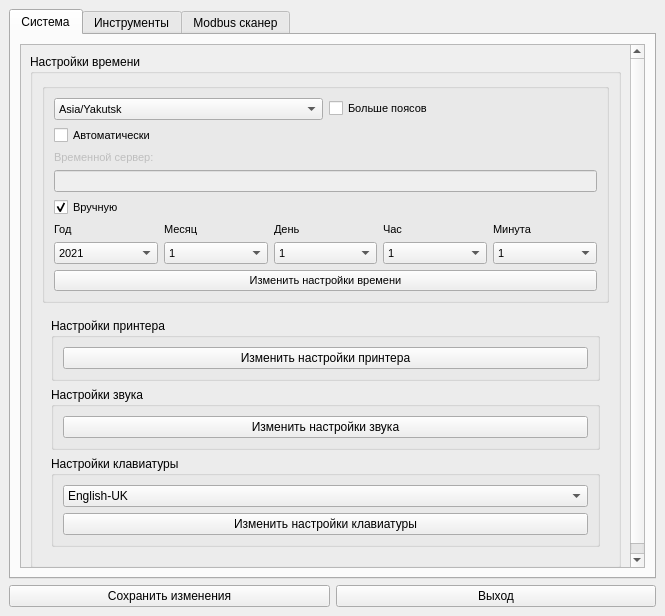
The window that resources/view/service/service_view.ui (ilyababich21/NIva1) describes before a commit, drawn with Qt 5.
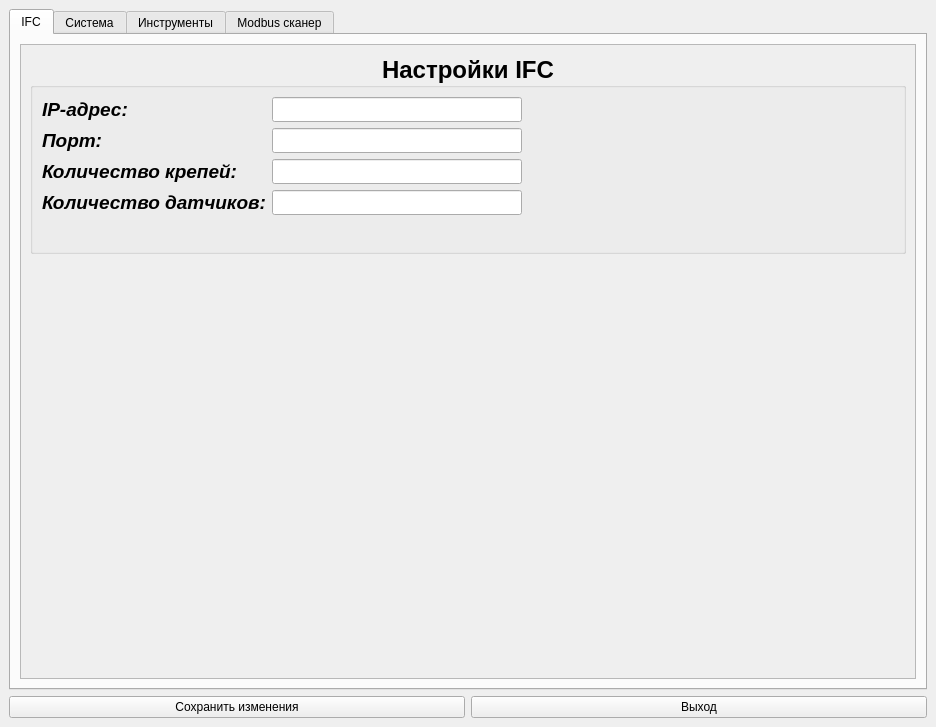
The same window after the commit. Icons and pictures are not drawn.

Patch:
```diff
--- a/resources/view/service/service_view.ui
+++ b/resources/view/service/service_view.ui
@@ -6,8 +6,8 @@
    <rect>
     <x>0</x>
     <y>0</y>
-    <width>665</width>
-    <height>616</height>
+    <width>936</width>
+    <height>727</height>
    </rect>
   </property>
   <property name="minimumSize">
@@ -99,6 +99,182 @@
       <property name="tabBarAutoHide">
        <bool>false</bool>
       </property>
+      <widget class="QWidget" name="tab_3">
+       <property name="font">
+        <font>
+         <pointsize>8</pointsize>
+         <weight>50</weight>
+         <italic>false</italic>
+         <bold>false</bold>
+         <underline>false</underline>
+         <stylestrategy>PreferDefault</stylestrategy>
+        </font>
+       </property>
+       <property name="cursor">
+        <cursorShape>ArrowCursor</cursorShape>
+       </property>
+       <attribute name="title">
+        <string>IFC</string>
+       </attribute>
+       <layout class="QGridLayout" name="gridLayout">
+        <item row="0" column="0">
+         <widget class="QScrollArea" name="scrollArea">
+          <property name="widgetResizable">
+           <bool>true</bool>
+          </property>
+          <widget class="QWidget" name="scrollAreaWidgetContents">
+           <property name="geometry">
+            <rect>
+             <x>0</x>
+             <y>0</y>
+             <width>892</width>
+             <height>632</height>
+            </rect>
+           </property>
+           <layout class="QGridLayout" name="gridLayout_2">
+            <item row="0" column="0">
+             <widget class="QGroupBox" name="groupBox_5">
+              <property name="maximumSize">
+               <size>
+                <width>16777215</width>
+                <height>200</height>
+               </size>
+              </property>
+              <property name="font">
+               <font>
+                <pointsize>18</pointsize>
+                <weight>75</weight>
+                <bold>true</bold>
+               </font>
+              </property>
+              <property name="autoFillBackground">
+               <bool>false</bool>
+              </property>
+              <property name="title">
+               <string>Настройки IFC</string>
+              </property>
+              <property name="alignment">
+               <set>Qt::AlignCenter</set>
+              </property>
+              <property name="flat">
+               <bool>false</bool>
+              </property>
+              <layout class="QFormLayout" name="formLayout">
+               <property name="labelAlignment">
+                <set>Qt::AlignLeading|Qt::AlignLeft|Qt::AlignVCenter</set>
+               </property>
+               <item row="1" column="1">
+                <widget class="QLineEdit" name="ip_address">
+                 <property name="maximumSize">
+                  <size>
+                   <width>250</width>
+                   <height>25</height>
+                  </size>
+                 </property>
+                </widget>
+               </item>
+               <item row="4" column="0">
+                <widget class="QLabel" name="label_4">
+                 <property name="font">
+                  <font>
+                   <pointsize>14</pointsize>
+                   <weight>75</weight>
+                   <italic>true</italic>
+                   <bold>true</bold>
+                  </font>
+                 </property>
+                 <property name="text">
+                  <string>Количество датчиков:</string>
+                 </property>
+                </widget>
+               </item>
+               <item row="4" column="1">
+                <widget class="QLineEdit" name="count_dat">
+                 <property name="maximumSize">
+                  <size>
+                   <width>250</width>
+                   <height>25</height>
+                  </size>
+                 </property>
+                </widget>
+               </item>
+               <item row="1" column="0">
+                <widget class="QLabel" name="label_2">
+                 <property name="font">
+                  <font>
+                   <pointsize>14</pointsize>
+                   <weight>75</weight>
+                   <italic>true</italic>
+                   <bold>true</bold>
+                  </font>
+                 </property>
+                 <property name="text">
+                  <string>IP-адрес:</string>
+                 </property>
+                </widget>
+               </item>
+               <item row="3" column="0">
+                <widget class="QLabel" name="label_5">
+                 <property name="font">
+                  <font>
+                   <pointsize>14</pointsize>
+                   <weight>75</weight>
+                   <italic>true</italic>
+                   <bold>true</bold>
+                  </font>
+                 </property>
+                 <property name="text">
+                  <string>Количество крепей:</string>
+                 </property>
+                </widget>
+               </item>
+               <item row="3" column="1">
+                <widget class="QLineEdit" name="count_crep">
+                 <property name="maximumSize">
+                  <size>
+                   <width>250</width>
+                   <height>25</height>
+                  </size>
+                 </property>
+                </widget>
+               </item>
+               <item row="2" column="0">
+                <widget class="QLabel" name="label_3">
+                 <property name="font">
+                  <font>
+                   <pointsize>14</pointsize>
+                   <weight>75</weight>
+                   <italic>true</italic>
+                   <bold>true</bold>
+                  </font>
+                 </property>
+                 <property name="text">
+                  <string>Порт:</string>
+                 </property>
+                </widget>
+               </item>
+               <item row="2" column="1">
+                <widget class="QLineEdit" name="port">
+                 <property name="maximumSize">
+                  <size>
+                   <width>250</width>
+                   <height>25</height>
+                  </size>
+                 </property>
+                </widget>
+               </item>
+              </layout>
+             </widget>
+            </item>
+            <item row="1" column="0">
+             <widget class="QWidget" name="widget_2" native="true"/>
+            </item>
+           </layout>
+          </widget>
+         </widget>
+        </item>
+       </layout>
+      </widget>
       <widget class="QWidget" name="tab_2">
        <attribute name="title">
         <string>Система</string>
@@ -114,8 +290,8 @@
             <rect>
              <x>0</x>
              <y>0</y>
-             <width>621</width>
-             <height>521</height>
+             <width>892</width>
+             <height>632</height>
             </rect>
            </property>
            <layout class="QVBoxLayout" name="verticalLayout_24">
```
Left out of the diff: 58 changed lines with no effect on the pictures.
